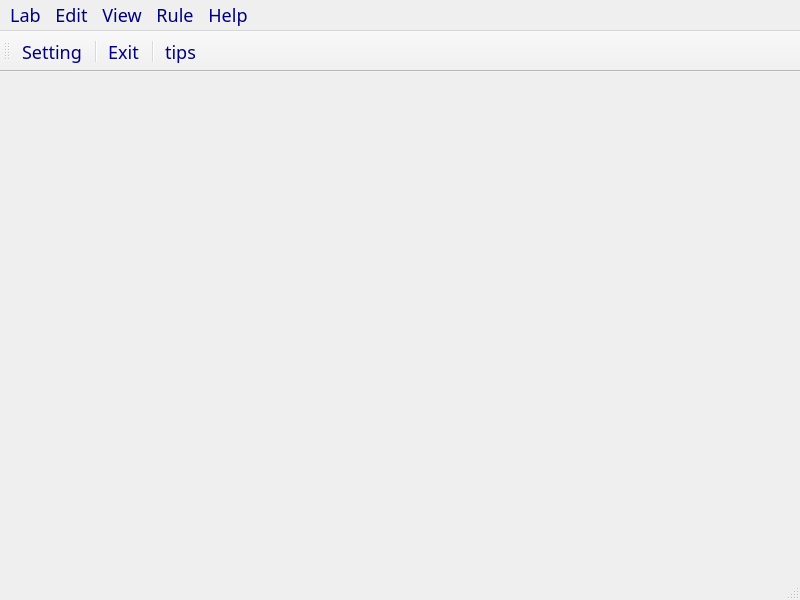
Before: the Qt Designer form ui/expro_1.ui in YJP520/SE_Union, drawn with Qt 5.
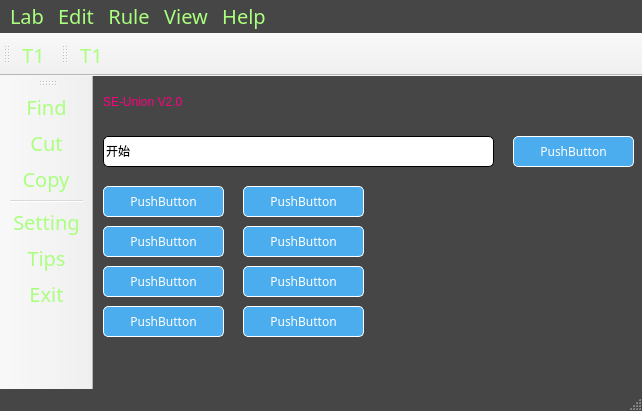
After: the same form once the commit is applied. Icons and pictures are not drawn.

The edit to the form file:
```diff
--- a/ui/expro_1.ui
+++ b/ui/expro_1.ui
@@ -6,30 +6,403 @@
    <rect>
     <x>0</x>
     <y>0</y>
-    <width>800</width>
-    <height>600</height>
+    <width>642</width>
+    <height>411</height>
    </rect>
   </property>
   <property name="windowTitle">
    <string>MainWindow</string>
   </property>
   <property name="styleSheet">
-   <string notr="true">*{
-	font-family: dengxian;
-	font-size: 18px;
-	color: rgb(0, 0, 127);
+   <string notr="true">QMainWindow{
+	background-color: rgb(70, 70, 70); /*背景色*/
+}
+</string>
+  </property>
+  <property name="iconSize">
+   <size>
+    <width>32</width>
+    <height>32</height>
+   </size>
+  </property>
+  <widget class="QWidget" name="centralwidget">
+   <property name="styleSheet">
+    <string notr="true">QCentralwidget{
+	background-color: rgb(70, 70, 70); /*背景色*/
 }</string>
-  </property>
-  <widget class="QWidget" name="centralwidget"/>
+   </property>
+   <widget class="QPushButton" name="pushButton">
+    <property name="geometry">
+     <rect>
+      <x>420</x>
+      <y>60</y>
+      <width>121</width>
+      <height>31</height>
+     </rect>
+    </property>
+    <property name="autoFillBackground">
+     <bool>false</bool>
+    </property>
+    <property name="styleSheet">
+     <string notr="true">QPushButton
+{
+	background-color: rgb(75, 173, 238); /*背景色*/ 
+	border-style: outset;    /* 边界内凹 */
+	border-width: 1px;     /* 边边界宽度 */
+	border-radius: 5px; /* 边界圆滑 */
+	font: dengxian 16px;     /* 字体大小 */
+	min-width: 2em;
+	color: white; /* 字体颜色 */
+	
+}
+/* 鼠标经过改变按钮颜色 */
+QPushButton:hover
+{
+	background-color: rgb(0, 150, 0);
+}
+</string>
+    </property>
+    <property name="text">
+     <string>PushButton</string>
+    </property>
+   </widget>
+   <widget class="QLineEdit" name="lineEdit">
+    <property name="geometry">
+     <rect>
+      <x>10</x>
+      <y>60</y>
+      <width>391</width>
+      <height>31</height>
+     </rect>
+    </property>
+    <property name="styleSheet">
+     <string notr="true">QLineEdit{
+	border-style: outset;  /* 边界内凹 */
+	border-width: 1px;  /* 边界宽度 */
+	border-radius:5px; /*边界圆滑*/
+	font: dengxian 20px;  /* 字体大小 */
+}
+</string>
+    </property>
+    <property name="text">
+     <string>开始</string>
+    </property>
+   </widget>
+   <widget class="QLabel" name="label">
+    <property name="geometry">
+     <rect>
+      <x>10</x>
+      <y>10</y>
+      <width>181</width>
+      <height>31</height>
+     </rect>
+    </property>
+    <property name="styleSheet">
+     <string notr="true">font: 25 20pt &quot;等线 Light&quot;;
+color: rgb(255, 0, 127)</string>
+    </property>
+    <property name="text">
+     <string>SE-Union V2.0</string>
+    </property>
+   </widget>
+   <widget class="QPushButton" name="pushButton_2">
+    <property name="geometry">
+     <rect>
+      <x>10</x>
+      <y>110</y>
+      <width>121</width>
+      <height>31</height>
+     </rect>
+    </property>
+    <property name="autoFillBackground">
+     <bool>false</bool>
+    </property>
+    <property name="styleSheet">
+     <string notr="true">QPushButton
+{
+	background-color: rgb(75, 173, 238); /*背景色*/ 
+	border-style: outset;    /* 边界内凹 */
+	border-width: 1px;     /* 边边界宽度 */
+	border-radius: 5px; /* 边界圆滑 */
+	font: dengxian 16px;     /* 字体大小 */
+	min-width: 2em;
+	color: white; /* 字体颜色 */
+	
+}
+/* 鼠标经过改变按钮颜色 */
+QPushButton:hover
+{
+	background-color: rgb(0, 150, 0);
+}
+</string>
+    </property>
+    <property name="text">
+     <string>PushButton</string>
+    </property>
+   </widget>
+   <widget class="QPushButton" name="pushButton_3">
+    <property name="geometry">
+     <rect>
+      <x>150</x>
+      <y>110</y>
+      <width>121</width>
+      <height>31</height>
+     </rect>
+    </property>
+    <property name="autoFillBackground">
+     <bool>false</bool>
+    </property>
+    <property name="styleSheet">
+     <string notr="true">QPushButton
+{
+	background-color: rgb(75, 173, 238); /*背景色*/ 
+	border-style: outset;    /* 边界内凹 */
+	border-width: 1px;     /* 边边界宽度 */
+	border-radius: 5px; /* 边界圆滑 */
+	font: dengxian 16px;     /* 字体大小 */
+	min-width: 2em;
+	color: white; /* 字体颜色 */
+	
+}
+/* 鼠标经过改变按钮颜色 */
+QPushButton:hover
+{
+	background-color: rgb(0, 150, 0);
+}
+</string>
+    </property>
+    <property name="text">
+     <string>PushButton</string>
+    </property>
+   </widget>
+   <widget class="QPushButton" name="pushButton_4">
+    <property name="geometry">
+     <rect>
+      <x>10</x>
+      <y>150</y>
+      <width>121</width>
+      <height>31</height>
+     </rect>
+    </property>
+    <property name="autoFillBackground">
+     <bool>false</bool>
+    </property>
+    <property name="styleSheet">
+     <string notr="true">QPushButton
+{
+	background-color: rgb(75, 173, 238); /*背景色*/ 
+	border-style: outset;    /* 边界内凹 */
+	border-width: 1px;     /* 边边界宽度 */
+	border-radius: 5px; /* 边界圆滑 */
+	font: dengxian 16px;     /* 字体大小 */
+	min-width: 2em;
+	color: white; /* 字体颜色 */
+	
+}
+/* 鼠标经过改变按钮颜色 */
+QPushButton:hover
+{
+	background-color: rgb(0, 150, 0);
+}
+</string>
+    </property>
+    <property name="text">
+     <string>PushButton</string>
+    </property>
+   </widget>
+   <widget class="QPushButton" name="pushButton_5">
+    <property name="geometry">
+     <rect>
+      <x>150</x>
+      <y>150</y>
+      <width>121</width>
+      <height>31</height>
+     </rect>
+    </property>
+    <property name="autoFillBackground">
+     <bool>false</bool>
+    </property>
+    <property name="styleSheet">
+     <string notr="true">QPushButton
+{
+	background-color: rgb(75, 173, 238); /*背景色*/ 
+	border-style: outset;    /* 边界内凹 */
+	border-width: 1px;     /* 边边界宽度 */
+	border-radius: 5px; /* 边界圆滑 */
+	font: dengxian 16px;     /* 字体大小 */
+	min-width: 2em;
+	color: white; /* 字体颜色 */
+	
+}
+/* 鼠标经过改变按钮颜色 */
+QPushButton:hover
+{
+	background-color: rgb(0, 150, 0);
+}
+</string>
+    </property>
+    <property name="text">
+     <string>PushButton</string>
+    </property>
+   </widget>
+   <widget class="QPushButton" name="pushButton_6">
+    <property name="geometry">
+     <rect>
+      <x>10</x>
+      <y>190</y>
+      <width>121</width>
+      <height>31</height>
+     </rect>
+    </property>
+    <property name="autoFillBackground">
+     <bool>false</bool>
+    </property>
+    <property name="styleSheet">
+     <string notr="true">QPushButton
+{
+	background-color: rgb(75, 173, 238); /*背景色*/ 
+	border-style: outset;    /* 边界内凹 */
+	border-width: 1px;     /* 边边界宽度 */
+	border-radius: 5px; /* 边界圆滑 */
+	font: dengxian 16px;     /* 字体大小 */
+	min-width: 2em;
+	color: white; /* 字体颜色 */
+	
+}
+/* 鼠标经过改变按钮颜色 */
+QPushButton:hover
+{
+	background-color: rgb(0, 150, 0);
+}
+</string>
+    </property>
+    <property name="text">
+     <string>PushButton</string>
+    </property>
+   </widget>
+   <widget class="QPushButton" name="pushButton_7">
+    <property name="geometry">
+     <rect>
+      <x>150</x>
+      <y>190</y>
+      <width>121</width>
+      <height>31</height>
+     </rect>
+    </property>
+    <property name="autoFillBackground">
+     <bool>false</bool>
+    </property>
+    <property name="styleSheet">
+     <string notr="true">QPushButton
+{
+	background-color: rgb(75, 173, 238); /*背景色*/ 
+	border-style: outset;    /* 边界内凹 */
+	border-width: 1px;     /* 边边界宽度 */
+	border-radius: 5px; /* 边界圆滑 */
+	font: dengxian 16px;     /* 字体大小 */
+	min-width: 2em;
+	color: white; /* 字体颜色 */
+	
+}
+/* 鼠标经过改变按钮颜色 */
+QPushButton:hover
+{
+	background-color: rgb(0, 150, 0);
+}
+</string>
+    </property>
+    <property name="text">
+     <string>PushButton</string>
+    </property>
+   </widget>
+   <widget class="QPushButton" name="pushButton_8">
+    <property name="geometry">
+     <rect>
+      <x>10</x>
+      <y>230</y>
+      <width>121</width>
+      <height>31</height>
+     </rect>
+    </property>
+    <property name="autoFillBackground">
+     <bool>false</bool>
+    </property>
+    <property name="styleSheet">
+     <string notr="true">QPushButton
+{
+	background-color: rgb(75, 173, 238); /*背景色*/ 
+	border-style: outset;    /* 边界内凹 */
+	border-width: 1px;     /* 边边界宽度 */
+	border-radius: 5px; /* 边界圆滑 */
+	font: dengxian 16px;     /* 字体大小 */
+	min-width: 2em;
+	color: white; /* 字体颜色 */
+	
+}
+/* 鼠标经过改变按钮颜色 */
+QPushButton:hover
+{
+	background-color: rgb(0, 150, 0);
+}
+</string>
+    </property>
+    <property name="text">
+     <string>PushButton</string>
+    </property>
+   </widget>
+   <widget class="QPushButton" name="pushButton_9">
+    <property name="geometry">
+     <rect>
+      <x>150</x>
+      <y>230</y>
+      <width>121</width>
+      <height>31</height>
+     </rect>
+    </property>
+    <property name="autoFillBackground">
+     <bool>false</bool>
+    </property>
+    <property name="styleSheet">
+     <string notr="true">QPushButton
+{
+	background-color: rgb(75, 173, 238); /*背景色*/ 
+	border-style: outset;    /* 边界内凹 */
+	border-width: 1px;     /* 边边界宽度 */
+	border-radius: 5px; /* 边界圆滑 */
+	font: dengxian 16px;     /* 字体大小 */
+	min-width: 2em;
+	color: white; /* 字体颜色 */
+	
+}
+/* 鼠标经过改变按钮颜色 */
+QPushButton:hover
+{
+	background-color: rgb(0, 150, 0);
+}
+</string>
+    </property>
+    <property name="text">
+     <string>PushButton</string>
+    </property>
+   </widget>
+  </widget>
   <widget class="QMenuBar" name="menubar">
    <property name="geometry">
     <rect>
      <x>0</x>
      <y>0</y>
-     <width>800</width>
-     <height>25</height>
+     <width>642</width>
+     <height>27</height>
     </rect>
    </property>
+   <property name="styleSheet">
+    <string notr="true">*{
+	font-family: dengxian;
+	font-size: 20px;
+	color: rgb(170, 255, 127);
+	background-color: rgb(70, 70, 70); /*背景色*/
+}</string>
+   </property>
    <widget class="QMenu" name="menuFILE">
     <property name="title">
      <string>Rule</string>
@@ -157,8 +530,8 @@
    </widget>
    <addaction name="menuLab"/>
    <addaction name="menuEdit"/>
-   <addaction name="menuView"/>
    <addaction name="menuFILE"/>
+   <addaction name="menuView"/>
    <addaction name="menuHelp"/>
   </widget>
   <widget class="QStatusBar" name="statusbar"/>
@@ -166,17 +539,64 @@
    <property name="windowTitle">
     <string>toolBar</string>
    </property>
+   <property name="styleSheet">
+    <string notr="true">*{
+	font-family: dengxian;
+	font-size: 20px;
+	color: rgb(170, 255, 127);
+}</string>
+   </property>
    <attribute name="toolBarArea">
     <enum>TopToolBarArea</enum>
    </attribute>
    <attribute name="toolBarBreak">
     <bool>false</bool>
    </attribute>
+   <addaction name="actionT1_2"/>
+  </widget>
+  <widget class="QToolBar" name="toolBar_2">
+   <property name="windowTitle">
+    <string>toolBar_2</string>
+   </property>
+   <property name="styleSheet">
+    <string notr="true">*{
+	font-family: dengxian;
+	font-size: 20px;
+	color: rgb(170, 255, 127);
+}</string>
+   </property>
+   <attribute name="toolBarArea">
+    <enum>TopToolBarArea</enum>
+   </attribute>
+   <attribute name="toolBarBreak">
+    <bool>false</bool>
+   </attribute>
+   <addaction name="actionT1"/>
+  </widget>
+  <widget class="QToolBar" name="toolBar_3">
+   <property name="windowTitle">
+    <string>toolBar_3</string>
+   </property>
+   <property name="styleSheet">
+    <string notr="true">*{
+	font-family: dengxian;
+	font-size: 20px;
+	color: rgb(170, 255, 127);
+}</string>
+   </property>
+   <attribute name="toolBarArea">
+    <enum>LeftToolBarArea</enum>
+   </attribute>
+   <attribute name="toolBarBreak">
+    <bool>false</bool>
+   </attribute>
+   <addaction name="actionFind"/>
+   <addaction name="actionCut"/>
+   <addaction name="actionCopy"/>
+   <addaction name="separator"/>
    <addaction name="actionSetting"/>
-   <addaction name="separator"/>
-   <addaction name="actionExit"/>
-   <addaction name="separator"/>
    <addaction name="actionTips"/>
+   <addaction name="actionExit"/>
   </widget>
   <action name="actionEdit">
    <property name="icon">
@@ -211,7 +631,7 @@
      <normaloff>../icon.jpg</normaloff>../icon.jpg</iconset>
    </property>
    <property name="text">
-    <string>tips</string>
+    <string>Tips</string>
    </property>
   </action>
   <action name="actionAbout">
```
Left out of the diff: 40 changed lines with no effect on the pictures.
